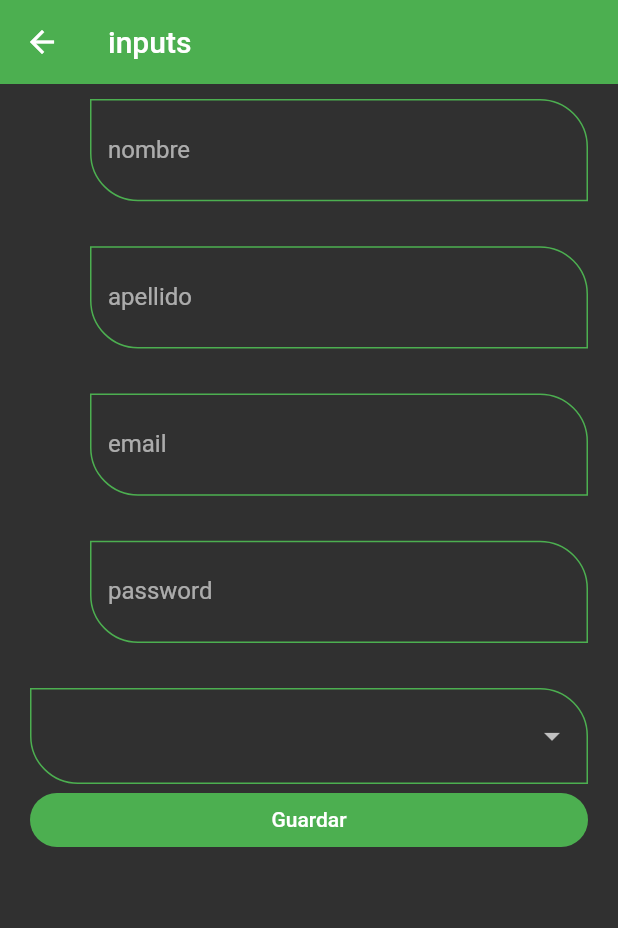
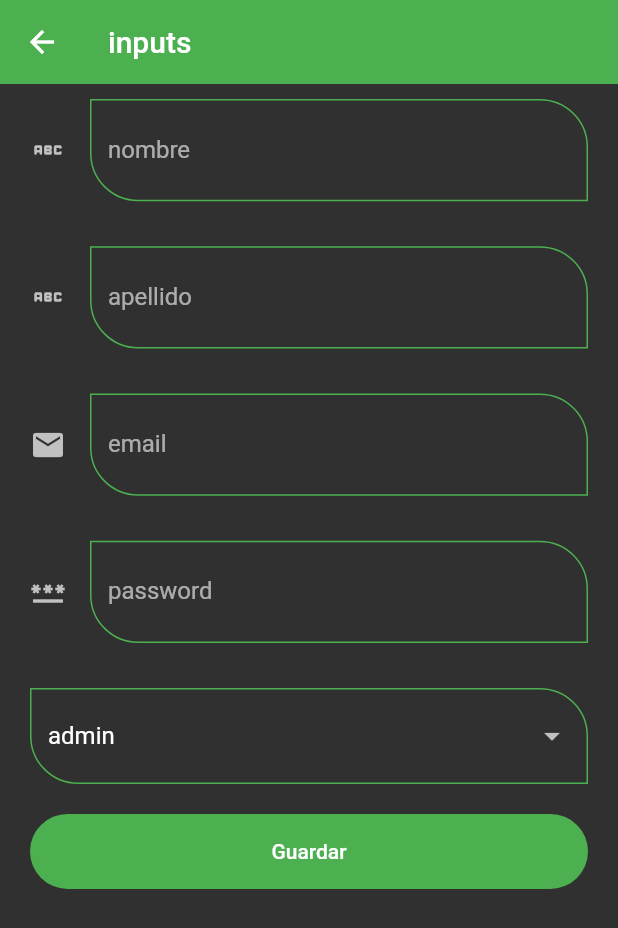
Before and after one commit to bortan01/componentesFlutter, a Flutter app: the InputsScreen screen opened by its route, on a phone screen of 412 x 824 dp. Shown: the top 928 px of the screen. Run offline on Flutter 3.47's test engine with Material 2 defaults, Android fonts, the phone set to English and light mode, and no system bars; network calls fail.

Commit message:
cambiando detalles

```diff
--- a/lib/routes/app_routes.dart
+++ b/lib/routes/app_routes.dart
@@ -6,14 +6,14 @@ class AppRoutes {
   static const initialRoutes = 'home';
   static final menuOptions = <MenuOptions>[
     MenuOptions(route: 'home', icon:  Icons.home_filled, name: 'Home Screen', screen: const HomeScreen()),
-    MenuOptions(route: 'listview1', icon:  Icons.list, name: 'List view 1', screen: const ListView1Screen()),
-    MenuOptions(route: 'alert', icon:  Icons.alternate_email, name: 'Alert', screen: const AlertScreen()),
-    MenuOptions(route: 'car', icon:  Icons.card_giftcard, name: 'Card', screen: const CarScreen()),
-    MenuOptions(route: 'avatar', icon:  Icons.av_timer_sharp, name: 'avatar', screen: const AvatarScreen()),
+    // MenuOptions(route: 'listview1', icon:  Icons.list, name: 'List view 1', screen: const ListView1Screen()),
+    MenuOptions(route: 'alert', icon:  Icons.message, name: 'Alert', screen: const AlertScreen()),
+    MenuOptions(route: 'car', icon:  Icons.image, name: 'Card', screen: const CarScreen()),
+    MenuOptions(route: 'avatar', icon:  Icons.tag_faces_rounded, name: 'avatar', screen: const AvatarScreen()),
     MenuOptions(route: 'animated', icon:  Icons.animation, name: 'animated', screen: const AnimatedScreen()),
-    MenuOptions(route: 'inpus', icon:  Icons.input_outlined, name: 'inputs', screen: const InputsScreen()),
-    MenuOptions(route: 'slider', icon:  Icons.swap_horizontal_circle_sharp, name: 'Slider & Check', screen: const SliderScreen()),
-    MenuOptions(route: 'listBuilder', icon:  Icons.swap_horizontal_circle_sharp, name: 'Infitity Scroll and Push Refreshs', screen: const ListViewBuilderScreen()),
+    MenuOptions(route: 'inpus', icon:  Icons.label_rounded, name: 'inputs', screen: const InputsScreen()),
+    MenuOptions(route: 'slider', icon:  Icons.task_alt_outlined, name: 'Slider & Check', screen: const SliderScreen()),
+    MenuOptions(route: 'listBuilder', icon:  Icons.list, name: 'Infitity Scroll and Push Refresh', screen: const ListViewBuilderScreen()),
   ];
 
   static Map<String, Widget Function(BuildContext)> getAppRoutes(){
--- a/lib/screens/alert_screem.dart
+++ b/lib/screens/alert_screem.dart
@@ -9,7 +9,9 @@ class AlertScreen extends StatelessWidget {
   @override
   Widget build(BuildContext context) {
     return Scaffold(
-      appBar: AppBar(),
+      appBar: AppBar(
+        centerTitle: true,
+        title: const Text("Alertas"),),
       body: Center(
         child: ElevatedButton(
           child: const Padding(
@@ -22,7 +24,7 @@ class AlertScreen extends StatelessWidget {
         ),
       ),
       floatingActionButton: FloatingActionButton(
-          child: const Icon(Icons.close),
+          child: const Icon(Icons.input_outlined, color: Colors.white,),
           onPressed: () {
             Navigator.pop(context);
           }),
--- a/lib/screens/animated_screen.dart
+++ b/lib/screens/animated_screen.dart
@@ -19,7 +19,8 @@ class _AnimatedScreenState extends State<AnimatedScreen> {
   Widget build(BuildContext context) {
     return Scaffold(
       appBar: AppBar(
-        title: const Text("animated container"),
+        title: const Text("Animated Container"),
+        centerTitle: true,
       ),
       body: Center(
         child: AnimatedContainer(
@@ -32,7 +33,7 @@ class _AnimatedScreenState extends State<AnimatedScreen> {
       ),
       floatingActionButton: FloatingActionButton(
         onPressed: _changeShape,
-        child: const Icon(Icons.play_arrow),
+        child: const Icon(Icons.play_arrow, color: Colors.white,),
       ),
     );
   }
--- a/lib/screens/inputs_screen.dart
+++ b/lib/screens/inputs_screen.dart
@@ -15,6 +15,13 @@ class InputsScreen extends StatelessWidget {
       'password': '23123121',
       'role': 'admin'
     };
+
+    const list =  [
+                    DropdownMenuItem(value: 'Admin', child: Text('admin')),
+                    DropdownMenuItem(value: 'User', child: Text('User')),
+                    DropdownMenuItem(
+                        value: 'Developer', child: Text('Developer')),
+                  ];
     return Scaffold(
       appBar: AppBar(
         title: const Text("inputs"),
@@ -31,6 +38,7 @@ class InputsScreen extends StatelessWidget {
                   labelText: "nombre",
                   formValues: formValues,
                   formProperty: 'firstName',
+                  icon: Icons.abc_rounded,
                 ),
                 const SizedBox(height: 30),
                 CustomInputField(
@@ -38,6 +46,7 @@ class InputsScreen extends StatelessWidget {
                   labelText: "apellido",
                   formValues: formValues,
                   formProperty: 'lastName',
+                  icon: Icons.abc_rounded,
                 ),
                 const SizedBox(height: 30),
                 CustomInputField(
@@ -46,6 +55,7 @@ class InputsScreen extends StatelessWidget {
                   keyboardType: TextInputType.emailAddress,
                   formValues: formValues,
                   formProperty: 'email',
+                  icon: Icons.mail
                 ),
                 const SizedBox(height: 30),
                 CustomInputField(
@@ -54,20 +64,20 @@ class InputsScreen extends StatelessWidget {
                   obscureText: true,
                   formValues: formValues,
                   formProperty: 'password',
+                  icon: Icons.password,
                 ),
                 const SizedBox(height: 30),
                 DropdownButtonFormField<String>(
-                  items: const [
-                    DropdownMenuItem(value: 'Admin', child: Text('admin')),
-                    DropdownMenuItem(value: 'User', child: Text('User')),
-                    DropdownMenuItem(
-                        value: 'Developer', child: Text('Developer')),
-                  ],
+                  value: 'Admin',
+                  items:list ,
                   onChanged: (value) => formValues['role'] = value ?? 'Admin',
                 ),
+                const SizedBox(height: 20),
                 ElevatedButton(
+
                   child: const SizedBox(
                       width: double.infinity,
+                      height: 50,
                       child: Center(
                           child: Text(
                         "Guardar",
@@ -80,7 +90,9 @@ class InputsScreen extends StatelessWidget {
                     }
                     print(formValues);
                   },
-                )
+                ),
+                const SizedBox(height: 20),
+
               ],
             ),
           ),
--- a/lib/screens/listview1_screem.dart
+++ b/lib/screens/listview1_screem.dart
@@ -1,7 +1,7 @@
 import 'package:flutter/material.dart';
 
 class ListView1Screen extends StatelessWidget {
-  final options = const ["megaman", "boris", "ricardo", "miranda", "ayala"];
+  final options = const ["", "boris", "ricardo", "miranda", "ayala"];
 
   const ListView1Screen({Key? key}) : super(key: key);
 
--- a/lib/themes/app_theme.dart
+++ b/lib/themes/app_theme.dart
@@ -33,12 +33,12 @@ class AppTheme {
       ),
       focusedBorder: OutlineInputBorder(
          borderSide: BorderSide(color: primary),
-        borderRadius: BorderRadius.only(bottomRight: Radius.circular(32), topLeft: Radius.circular(32))
+        borderRadius: BorderRadius.only(bottomLeft: Radius.circular(32), topRight: Radius.circular(32))
       ),
       border: OutlineInputBorder(
          borderSide: BorderSide(color: primary),
-        borderRadius: BorderRadius.only(topRight: Radius.circular(32), bottomLeft: Radius.circular(32))
-      )
+        borderRadius: BorderRadius.only(bottomLeft: Radius.circular(32), topRight: Radius.circular(32))
+        )
     )
   );
 }
```
Also changed, not shown: lib/screens/car_screem.dart (+24 -13 lines), lib/screens/home_screen.dart (+12 -9 lines), lib/screens/slider_screen.dart (+15 -25 lines), lib/widgets/custom_card_type2.dart (+9 -10 lines), 1 other file.
